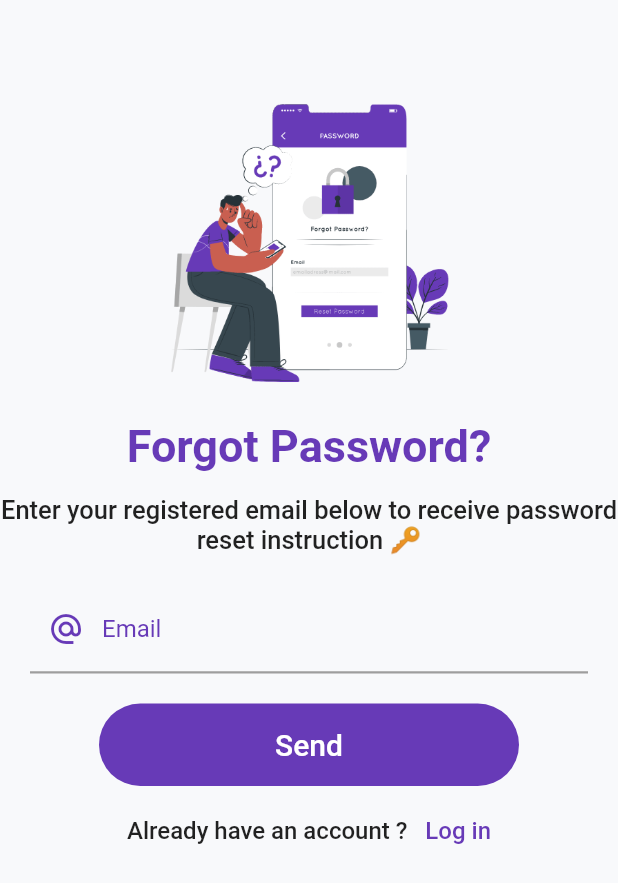
After one commit to muhammadfasih001/Login-Signup-Firebase-Authentication, a Flutter app: the screen it shows after launch, after a tap on "Login", after a tap on "Forgot Password?", on a phone screen of 412 x 824 dp. The commit adds this screen. Shown: the top 883 px of the screen. Run offline on Flutter 3.47's test engine with Material 2 defaults, Android fonts, the phone set to English and light mode, and no system bars; our stand-ins replace firebase_auth, firebase_core, fluttertoast; accounts and stored records are empty.

Commit message:
forgot password screen add

```diff
--- /dev/null
+++ b/lib/screen/auth/forgot_password.dart
@@ -0,0 +1,200 @@
+import 'package:firebase_auth/firebase_auth.dart';
+import 'package:flutter/material.dart';
+import 'package:flutter/services.dart';
+import 'package:flutter_login_page/screen/auth/login_screen.dart';
+import 'package:flutter_login_page/utils/utils.dart';
+import 'package:flutter_login_page/widgets/round_button.dart';
+
+class ForgotPassword extends StatefulWidget {
+  const ForgotPassword({super.key});
+
+  @override
+  State<ForgotPassword> createState() => _ForgotPasswordState();
+}
+
+class _ForgotPasswordState extends State<ForgotPassword> {
+  final emailController = TextEditingController();
+  final _formKey = GlobalKey<FormState>();
+  bool circularLoader = false;
+  final _auth = FirebaseAuth.instance;
+
+  void forgotPassword() {
+    setState(() {
+      circularLoader = true;
+    });
+    _auth
+        .sendPasswordResetEmail(email: emailController.text.toString())
+        .then((value) {
+      Utils().toastMessage(
+          "We have sent your email to recover your password, please check your email");
+      emailController.clear;
+      setState(() {
+        circularLoader = false;
+      });
+    }).onError((error, stackTrace) {
+      Utils().toastMessage(error.toString());
+      setState(() {
+        circularLoader = false;
+      });
+    });
+  }
+
+  @override
+  void dispose() {
+    super.dispose();
+    emailController.dispose();
+  }
+
+  @override
+  Widget build(BuildContext context) {
+    SystemChrome.setSystemUIOverlayStyle(
+      const SystemUiOverlayStyle(statusBarColor: Color(0xffF8F9FB)),
+    );
+    return SafeArea(
+      child: Scaffold(
+        backgroundColor: const Color(0xffF8F9FB),
+        body: SingleChildScrollView(
+          child: Padding(
+            padding: EdgeInsets.symmetric(vertical: 50),
+            child: Column(
+              crossAxisAlignment: CrossAxisAlignment.center,
+              children: [
+                Image.asset(
+                  "assets/images/forgot.gif",
+                  width: 230,
+                ),
+                const Text(
+                  "Forgot Password?",
+                  style: TextStyle(
+                    color: Colors.deepPurple,
+                    fontSize: 30,
+                    fontWeight: FontWeight.bold,
+                  ),
+                ),
+                const SizedBox(
+                  height: 15,
+                ),
+                const Text(
+                  "Enter your registered email below to receive password reset instruction \u{1F511}",
+                  textAlign: TextAlign.center,
+                  style: TextStyle(
+                    fontSize: 17,
+                    fontWeight: FontWeight.w500,
+                  ),
+                ),
+                const SizedBox(
+                  height: 20,
+                ),
+                Padding(
+                  padding: const EdgeInsets.symmetric(horizontal: 20),
+                  child: Form(
+                    key: _formKey,
+                    child: TextFormField(
+                      enableSuggestions: true,
+                      autocorrect: true,
+                      style: const TextStyle(
+                        fontSize: 16,
+                        fontWeight: FontWeight.w400,
+                      ),
+                      keyboardType: TextInputType.emailAddress,
+                      controller: emailController,
+                      decoration: const InputDecoration(
+                        labelText: 'Email',
+                        prefixIcon: Icon(
+                          Icons.alternate_email,
+                          color: Color.fromRGBO(103, 58, 183, 1),
+                        ),
+                        labelStyle: TextStyle(
+                          color: Colors.deepPurple,
+                        ),
+                        enabledBorder: UnderlineInputBorder(
+                          borderSide: BorderSide(
+                            color: Colors.grey,
+                            width: 1.5,
+                            style: BorderStyle.solid,
+                          ),
+                        ),
+                        focusedBorder: UnderlineInputBorder(
+                          borderSide: BorderSide(
+                            color: Colors.deepPurple,
+                            width: 1.5,
+                            style: BorderStyle.solid,
+                          ),
+                        ),
+                        errorBorder: UnderlineInputBorder(
+                          borderSide: BorderSide(
+                            color: Colors.deepPurple,
+                            width: 1.5,
+                            style: BorderStyle.solid,
+                          ),
+                        ),
+                      ),
+                      validator: (value) {
+                        if (value!.isEmpty) {
+                          return 'Enter your email';
+                        }
+                        final emailRegex = RegExp(
+                            r'^[\w-]+(\.[\w-]+)*@([\w-]+\.)+[a-zA-Z]{2,7}$');
+                        if (!emailRegex.hasMatch(value)) {
+                          return 'Enter a valid email address';
+                        }
+                        return null;
+                      },
+                    ),
+                  ),
+                ),
+                const SizedBox(
+                  height: 20,
+                ),
+                Padding(
+                  padding: EdgeInsets.only(
+                      bottom: MediaQuery.of(context).viewInsets.bottom),
+                  child: RoundButton(
+                    title: "Send",
+                    circularLoader: circularLoader,
+                    onTap: () {
+                      if (_formKey.currentState!.validate()) {
+                        forgotPassword();
+                      }
+                    },
+                  ),
+                ),
+                const SizedBox(
+                  height: 20,
+                ),
+                Row(
+                  mainAxisAlignment: MainAxisAlignment.center,
+                  children: [
+                    const Text(
+                      "Already have an account ?   ",
+                      style: TextStyle(
+                        fontWeight: FontWeight.w500,
+                        fontSize: 16,
+                      ),
+                    ),
+                    InkWell(
+                      onTap: () {
+                        Navigator.push(
+                            context,
+                            MaterialPageRoute(
+                                builder: (context) => const LoginScreen()));
+                      },
+                      child: const Text(
+                        "Log in",
+                        style: TextStyle(
+                          fontWeight: FontWeight.w500,
+                          color: Colors.deepPurple,
+                          fontSize: 16,
+                        ),
+                      ),
+                    ),
+                  ],
+                ),
+              ],
+            ),
+          ),
+        ),
+      ),
+    );
+  }
+}
--- a/lib/screen/auth/login_screen.dart
+++ b/lib/screen/auth/login_screen.dart
@@ -1,6 +1,7 @@
 import 'package:firebase_auth/firebase_auth.dart';
 import 'package:flutter/material.dart';
 import 'package:flutter/services.dart';
+import 'package:flutter_login_page/screen/auth/forgot_password.dart';
 import 'package:flutter_login_page/screen/auth/register_screen.dart';
 import 'package:flutter_login_page/screen/ui/home_view.dart';
 import 'package:flutter_login_page/utils/utils.dart';
@@ -33,8 +34,6 @@ class _LoginScreenState extends State<LoginScreen> {
         .then((value) {
       setState(() {
         Utils().toastMessage("Log in Successfully");
-        emailController.clear();
-        passwordController.clear();
         circularLoader = false;
         Navigator.push(
             context, MaterialPageRoute(builder: (context) => const HomeView()));
@@ -227,6 +226,28 @@ class _LoginScreenState extends State<LoginScreen> {
                     },
                   ),
                   const SizedBox(
+                    height: 15,
+                  ),
+                  Align(
+                    alignment: Alignment.bottomCenter,
+                    child: InkWell(
+                      onTap: () {
+                        Navigator.push(
+                            context,
+                            MaterialPageRoute(
+                                builder: (context) => const ForgotPassword()));
+                      },
+                      child: const Text(
+                        "Forgot Password? ",
+                        style: TextStyle(
+                          fontWeight: FontWeight.w500,
+                          color: Colors.deepPurple,
+                          fontSize: 16,
+                        ),
+                      ),
+                    ),
+                  ),
+                  const SizedBox(
                     height: 20,
                   ),
                   Row(
@@ -236,6 +257,7 @@ class _LoginScreenState extends State<LoginScreen> {
                         "Don't have an account ?   ",
                         style: TextStyle(
                           fontWeight: FontWeight.w500,
+                          fontSize: 16,
                         ),
                       ),
                       InkWell(
@@ -251,12 +273,12 @@ class _LoginScreenState extends State<LoginScreen> {
                           style: TextStyle(
                             fontWeight: FontWeight.w500,
                             color: Colors.deepPurple,
-                            fontSize: 17,
+                            fontSize: 16,
                           ),
                         ),
                       ),
                     ],
-                  )
+                  ),
                 ],
               ),
             ),
--- a/lib/screen/auth/register_screen.dart
+++ b/lib/screen/auth/register_screen.dart
@@ -39,10 +39,9 @@ class _RegisterScreenState extends State<RegisterScreen> {
         .then((value) {
       setState(() {
         Utils().toastMessage("You'r Account has been Successfully registered");
-        userNameController.clear();
-        emailController.clear();
-        passwordController.clear();
         circularLoader = false;
+        Navigator.push(
+            context, MaterialPageRoute(builder: (context) => LoginScreen()));
       });
     }).onError((error, stackTrace) {
       setState(() {
```
Also changed, not shown: assets/images/forgot.gif (added).
